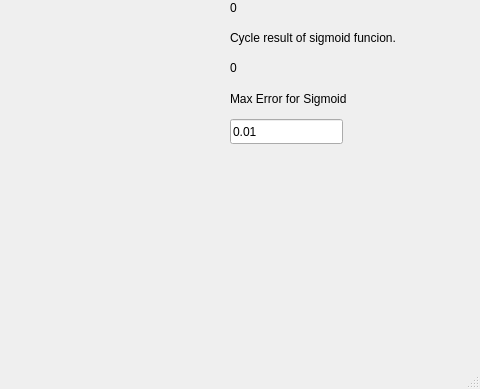
Above: YSA-Proje/mainwindow.ui from Murat0zer/ysa-projesi before the change; both pictures show x 720 to 1200 and y 271 to 660 of the 1200 by 660 pixel window. Below: the same form after it.
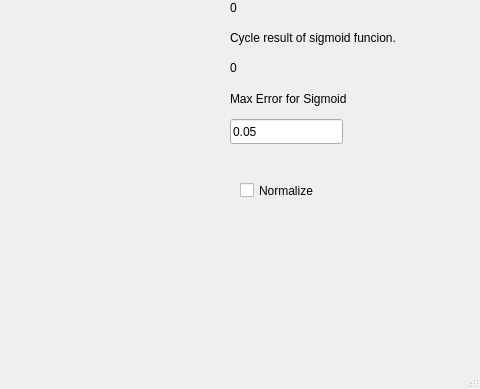
That is the form after the change.

What changed in the file:
```diff
--- a/YSA-Proje/mainwindow.ui
+++ b/YSA-Proje/mainwindow.ui
@@ -286,7 +286,20 @@
      </rect>
     </property>
     <property name="text">
-     <string>0.01</string>
+     <string>0.05</string>
+    </property>
+   </widget>
+   <widget class="QCheckBox" name="checkBoxNormalize">
+    <property name="geometry">
+     <rect>
+      <x>960</x>
+      <y>450</y>
+      <width>92</width>
+      <height>23</height>
+     </rect>
+    </property>
+    <property name="text">
+     <string>Normalize</string>
     </property>
    </widget>
   </widget>
```
